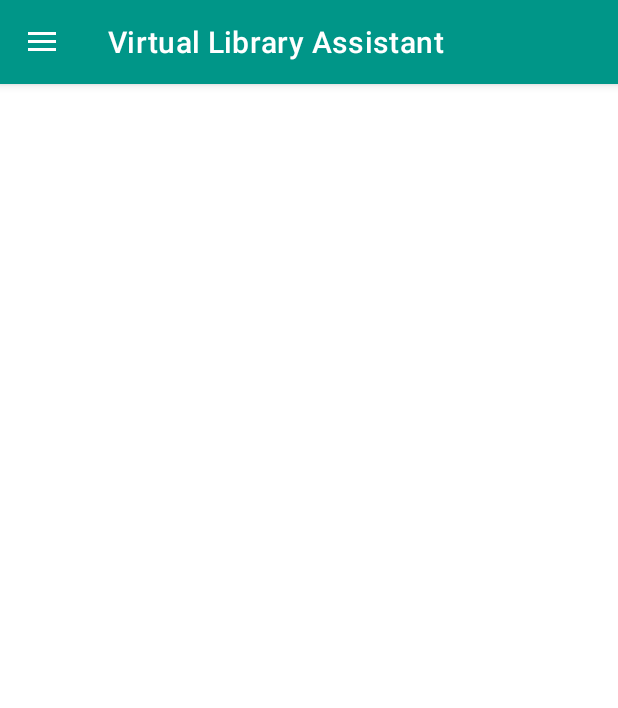
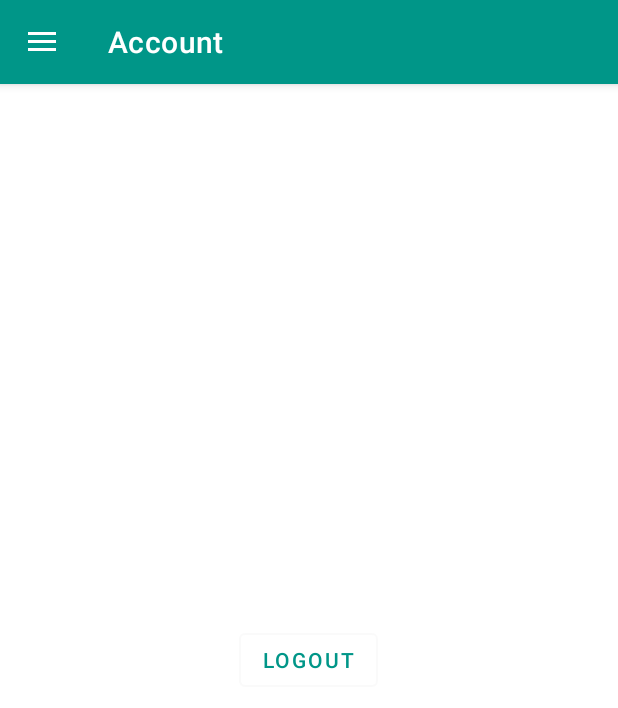
Before and after one commit to philipborbon/vla-android, an Android app: the MainActivity screen opened directly, with no data from a screen before it, in the side drawer, after a tap on "Account", on a phone screen of 412 x 824 dp. Shown: the top 708 px of the screen. Run offline under Robolectric (Android 15) with nearby library versions, the phone set to English and light mode, and no system bars; our stand-ins replace navigation-ui.

Commit message:
Main UI components

```diff
--- a/app/build.gradle
+++ b/app/build.gradle
@@ -51,6 +51,9 @@ dependencies {
     implementation 'androidx.constraintlayout:constraintlayout:2.1.4'
     implementation 'androidx.swiperefreshlayout:swiperefreshlayout:1.1.0'
     implementation 'androidx.core:core-splashscreen:1.0.0-beta02'
+    implementation 'androidx.core:core-ktx:1.10.0'
+    implementation 'androidx.navigation:navigation-fragment-ktx:2.5.3'
+    implementation 'androidx.navigation:navigation-ui-ktx:2.5.3'
 
     implementation "com.squareup.retrofit2:retrofit:2.5.0"
     implementation "com.squareup.retrofit2:converter-gson:2.5.0"
--- a/app/src/main/java/com/vla/sksu/app/ui/MainActivity.kt
+++ b/app/src/main/java/com/vla/sksu/app/ui/MainActivity.kt
@@ -2,17 +2,19 @@ package com.vla.sksu.app.ui
 
 import android.content.Intent
 import android.os.Bundle
-import android.view.MenuItem
-import androidx.appcompat.app.ActionBarDrawerToggle
-import androidx.core.view.GravityCompat
-import com.google.android.material.navigation.NavigationView
+import androidx.navigation.findNavController
+import androidx.navigation.ui.AppBarConfiguration
+import androidx.navigation.ui.navigateUp
+import androidx.navigation.ui.setupActionBarWithNavController
+import androidx.navigation.ui.setupWithNavController
 import com.vla.sksu.app.R
 import com.vla.sksu.app.databinding.ActivityMainBinding
 import com.vla.sksu.app.databinding.NavHeaderMainBinding
 import java.net.HttpURLConnection
 
 
-class MainActivity : BaseActivity(), NavigationView.OnNavigationItemSelectedListener {
+class MainActivity : BaseActivity() {
+    private lateinit var appBarConfiguration: AppBarConfiguration
     private lateinit var binding: ActivityMainBinding
 
     override fun onCreate(savedInstanceState: Bundle?) {
@@ -20,18 +22,7 @@ class MainActivity : BaseActivity(), NavigationView.OnNavigationItemSelectedList
         binding = ActivityMainBinding.inflate(layoutInflater)
 
         setContentView(binding.root)
-
         setSupportActionBar(binding.main.toolbar)
-
-        val toggle = ActionBarDrawerToggle(
-            this, binding.drawerLayout, binding.main.toolbar,
-            R.string.navigation_drawer_open, R.string.navigation_drawer_close
-        )
-
-        binding.drawerLayout.addDrawerListener(toggle)
-        toggle.syncState()
-
-        binding.navView.setNavigationItemSelectedListener(this)
 
         val headerView = binding.navView.getHeaderView(0)
         val headerViewBinding = NavHeaderMainBinding.bind(headerView)
@@ -47,43 +38,34 @@ class MainActivity : BaseActivity(), NavigationView.OnNavigationItemSelectedList
                 headerViewBinding.displayName.text = userStore.name ?: ""
             }
         }
+
+        // --
+
+        val navController = findNavController(R.id.nav_host_fragment_content_main)
+
+        // Passing each menu ID as a set of Ids because each
+        // menu should be considered as top level destinations.
+        appBarConfiguration = AppBarConfiguration(
+            setOf(
+                R.id.nav_home,
+                R.id.nav_category,
+                R.id.nav_account,
+                R.id.nav_about,
+            ), binding.drawerLayout
+        )
+
+        setupActionBarWithNavController(navController, appBarConfiguration)
+        binding.navView.setupWithNavController(navController)
     }
 
-    override fun onBackPressed() {
-        if (binding.drawerLayout.isDrawerOpen(GravityCompat.START)) {
-            binding.drawerLayout.closeDrawer(GravityCompat.START)
-        } else {
-            super.onBackPressed()
-        }
+    override fun onSupportNavigateUp(): Boolean {
+        val navController = findNavController(R.id.nav_host_fragment_content_main)
+        return navController.navigateUp(appBarConfiguration) || super.onSupportNavigateUp()
     }
 
-    override fun onNavigationItemSelected(item: MenuItem): Boolean {
-        when (item.itemId) {
-            R.id.nav_logout -> logout()
-
-            R.id.nav_home -> {
-            }
-
-            R.id.nav_category -> {
-            }
-
-            R.id.nav_account -> {
-//                val intent = Intent(this, AccountActivity::class.java)
-//                startActivity(intent)
-            }
-
-            R.id.nav_about -> {
-            }
-        }
-
-        binding.drawerLayout.closeDrawer(GravityCompat.START)
-
-        return true
-    }
-
-    private fun logout(){
+    fun logout() {
         apiManager.clearPushToken { response ->
-            if (response.success == true) {
+            if (response.success) {
                 main.post {
                     userStore.clear()
                     authorizationStore.clear()
--- /dev/null
+++ b/app/src/main/java/com/vla/sksu/app/ui/account/AccountFragment.kt
@@ -0,0 +1,35 @@
+package com.vla.sksu.app.ui.account
+
+import android.os.Bundle
+import android.view.LayoutInflater
+import android.view.View
+import android.view.ViewGroup
+import androidx.fragment.app.Fragment
+import com.vla.sksu.app.databinding.FragmentAccountBinding
+import com.vla.sksu.app.ui.MainActivity
+
+class AccountFragment : Fragment() {
+    private var _binding: FragmentAccountBinding? = null
+    private val binding get() = _binding!!
+
+    override fun onCreateView(
+        inflater: LayoutInflater, container: ViewGroup?,
+        savedInstanceState: Bundle?
+    ): View {
+        _binding = FragmentAccountBinding.inflate(inflater, container, false)
+        return binding.root
+    }
+
+    override fun onViewCreated(view: View, savedInstanceState: Bundle?) {
+        super.onViewCreated(view, savedInstanceState)
+
+        binding.buttonLogout.setOnClickListener {
+            (activity as? MainActivity)?.logout()
+        }
+    }
+
+    override fun onDestroyView() {
+        super.onDestroyView()
+        _binding = null
+    }
+}
--- /dev/null
+++ b/app/src/main/java/com/vla/sksu/app/ui/home/HomeFragment.kt
@@ -0,0 +1,18 @@
+package com.vla.sksu.app.ui.home
+
+import android.os.Bundle
+import android.view.LayoutInflater
+import android.view.View
+import android.view.ViewGroup
+import androidx.fragment.app.Fragment
+import com.vla.sksu.app.R
+
+class HomeFragment : Fragment() {
+    override fun onCreateView(
+        inflater: LayoutInflater, container: ViewGroup?,
+        savedInstanceState: Bundle?
+    ): View? {
+        // Inflate the layout for this fragment
+        return inflater.inflate(R.layout.fragment_home, container, false)
+    }
+}
--- a/app/src/main/res/drawable/ic_category.xml
+++ b/app/src/main/res/drawable/ic_category.xml
@@ -1,5 +1,5 @@
 <vector android:autoMirrored="true" android:height="24dp"
     android:tint="#000000" android:viewportHeight="24"
     android:viewportWidth="24" android:width="24dp" xmlns:android="http://schemas.android.com/apk/res/android">
-    <path android:fillColor="@android:color/white" android:pathData="M3,13h2v-2L3,11v2zM3,17h2v-2L3,15v2zM3,9h2L5,7L3,7v2zM7,13h14v-2L7,11v2zM7,17h14v-2L7,15v2zM7,7v2h14L21,7L7,7z"/>
+    <path android:fillColor="@android:color/white" android:pathData="M3,14h4v-4H3V14zM3,19h4v-4H3V19zM3,9h4V5H3V9zM8,14h13v-4H8V14zM8,19h13v-4H8V19zM8,5v4h13V5H8z"/>
 </vector>
--- a/app/src/main/res/layout/content_main.xml
+++ b/app/src/main/res/layout/content_main.xml
@@ -1,25 +1,21 @@
 <?xml version="1.0" encoding="utf-8"?>
-<RelativeLayout
-        xmlns:android="http://schemas.android.com/apk/res/android"
+<androidx.constraintlayout.widget.ConstraintLayout xmlns:android="http://schemas.android.com/apk/res/android"
     xmlns:app="http://schemas.android.com/apk/res-auto"
     xmlns:tools="http://schemas.android.com/tools"
     android:layout_width="match_parent"
     android:layout_height="match_parent"
-        android:layout_margin="@dimen/material_layout_vertical_spacing_between_content_areas"
     app:layout_behavior="@string/appbar_scrolling_view_behavior"
-        tools:context=".ui.MainActivity"
     tools:showIn="@layout/app_bar_main">
 
-    <androidx.swiperefreshlayout.widget.SwipeRefreshLayout
-            android:id="@+id/swipe_refresh"
+    <fragment
+        android:id="@+id/nav_host_fragment_content_main"
+        android:name="androidx.navigation.fragment.NavHostFragment"
         android:layout_width="match_parent"
-            android:layout_height="match_parent">
+        android:layout_height="match_parent"
+        app:defaultNavHost="true"
+        app:layout_constraintLeft_toLeftOf="parent"
+        app:layout_constraintRight_toRightOf="parent"
+        app:layout_constraintTop_toTopOf="parent"
+        app:navGraph="@navigation/navigation" />
 
-        <androidx.recyclerview.widget.RecyclerView
-                android:id="@+id/recycler_view"
-                android:layout_width="match_parent"
-                android:layout_height="match_parent" />
-
-    </androidx.swiperefreshlayout.widget.SwipeRefreshLayout>
-
-</RelativeLayout>
+</androidx.constraintlayout.widget.ConstraintLayout>
--- /dev/null
+++ b/app/src/main/res/layout/fragment_account.xml
@@ -0,0 +1,17 @@
+<?xml version="1.0" encoding="utf-8"?>
+<FrameLayout xmlns:android="http://schemas.android.com/apk/res/android"
+    xmlns:tools="http://schemas.android.com/tools"
+    android:layout_width="match_parent"
+    android:layout_height="match_parent"
+    tools:context=".ui.account.AccountFragment">
+
+    <com.google.android.material.button.MaterialButton
+        android:id="@+id/button_logout"
+        android:layout_width="wrap_content"
+        android:layout_height="wrap_content"
+        android:text="@string/text_logout"
+        android:layout_gravity="center"
+        style="@style/Widget.MaterialComponents.Button.OutlinedButton"
+        />
+
+</FrameLayout>
--- a/app/src/main/res/menu/activity_main_drawer.xml
+++ b/app/src/main/res/menu/activity_main_drawer.xml
@@ -25,11 +25,4 @@
             android:title="@string/menu_about" />
     </group>
 
-    <group android:id="@+id/menu_bottom">
-        <item
-            android:id="@+id/nav_logout"
-            android:icon="@drawable/ic_logout"
-            android:title="Logout" />
-    </group>
-
 </menu>
--- /dev/null
+++ b/app/src/main/res/navigation/navigation.xml
@@ -0,0 +1,32 @@
+<?xml version="1.0" encoding="utf-8"?>
+<navigation xmlns:android="http://schemas.android.com/apk/res/android"
+    xmlns:app="http://schemas.android.com/apk/res-auto"
+    xmlns:tools="http://schemas.android.com/tools"
+    app:startDestination="@id/nav_home"
+    android:id="@+id/navigation">
+
+    <fragment
+        android:id="@+id/nav_home"
+        android:name="com.vla.sksu.app.ui.home.HomeFragment"
+        android:label="@string/app_name"
+        tools:layout="@layout/fragment_home" />
+
+    <fragment
+        android:id="@+id/nav_category"
+        android:name="com.vla.sksu.app.ui.category.CategoryFragment"
+        android:label="@string/menu_category"
+        tools:layout="@layout/fragment_category" />
+
+    <fragment
+        android:id="@+id/nav_account"
+        android:name="com.vla.sksu.app.ui.account.AccountFragment"
+        android:label="@string/menu_account"
+        tools:layout="@layout/fragment_account" />
+
+    <fragment
+        android:id="@+id/nav_about"
+        android:name="com.vla.sksu.app.ui.about.AboutFragment"
+        android:label="@string/menu_about"
+        tools:layout="@layout/fragment_about" />
+
+</navigation>
--- a/app/src/main/res/values/strings.xml
+++ b/app/src/main/res/values/strings.xml
@@ -14,8 +14,9 @@
 
     <string name="menu_about">About</string>
     <string name="menu_account">Account</string>
-    <string name="menu_category">Category</string>
+    <string name="menu_category">Categories</string>
     <string name="menu_home">Home</string>
 
     <string name="text_label_username">Library ID: %1$s</string>
+    <string name="text_logout">Logout</string>
 </resources>
```
Also changed, not shown: app/src/main/java/com/vla/sksu/app/ui/about/AboutFragment.kt (added, +18 -0 lines), app/src/main/java/com/vla/sksu/app/ui/category/CategoryFragment.kt (added, +18 -0 lines), app/src/main/res/layout/fragment_about.xml (added, +8 -0 lines), app/src/main/res/layout/fragment_category.xml (added, +8 -0 lines), app/src/main/res/layout/fragment_home.xml (added, +8 -0 lines). Lines whose indentation alone changed are shown as unchanged.
